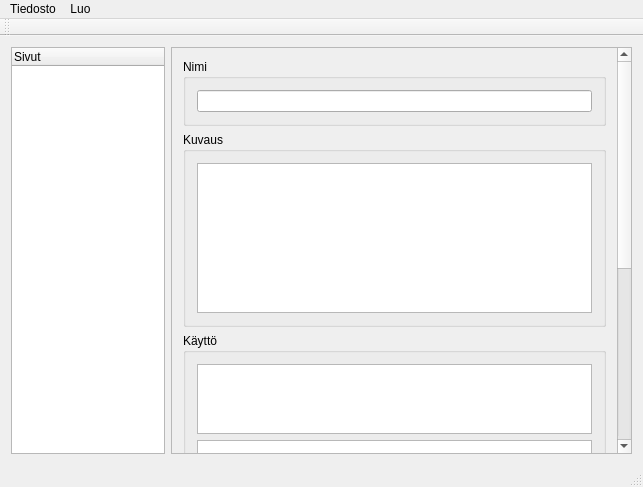
The window that Help/HelpEditor/mainwindow.ui (kukkamario/cbChipmunk) describes before a commit, drawn with Qt 5.
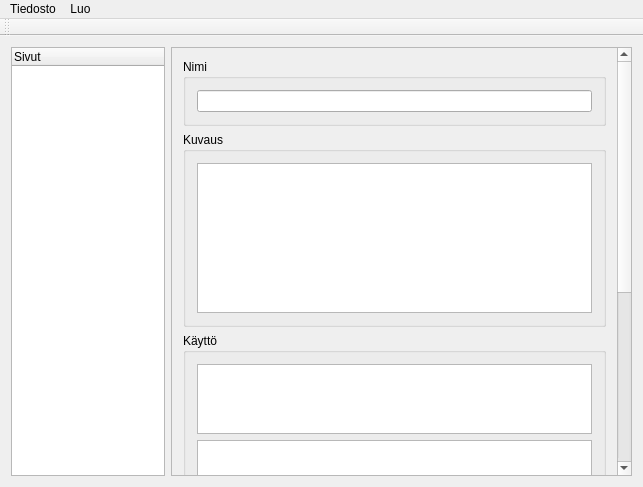
The same window after the commit.

```diff
--- a/Help/HelpEditor/mainwindow.ui
+++ b/Help/HelpEditor/mainwindow.ui
@@ -81,12 +81,16 @@
           <property name="title">
            <string>Käyttö</string>
           </property>
-          <layout class="QVBoxLayout" name="verticalLayout_2">
+          <layout class="QVBoxLayout" name="verticalLayout_2" stretch="1,2">
            <item>
             <widget class="QPlainTextEdit" name="commandTextEdit"/>
            </item>
            <item>
-            <widget class="QTextEdit" name="parametreTextEdit"/>
+            <widget class="QTextEdit" name="parametreTextEdit">
+             <property name="tabStopWidth">
+              <number>20</number>
+             </property>
+            </widget>
            </item>
           </layout>
          </widget>
@@ -154,7 +158,6 @@
     <bool>false</bool>
    </attribute>
   </widget>
-  <widget class="QStatusBar" name="statusBar"/>
   <action name="actionUusi">
    <property name="text">
     <string>Uusi...</string>
```
Left out of the diff: 12 changed lines with no effect on the pictures.
